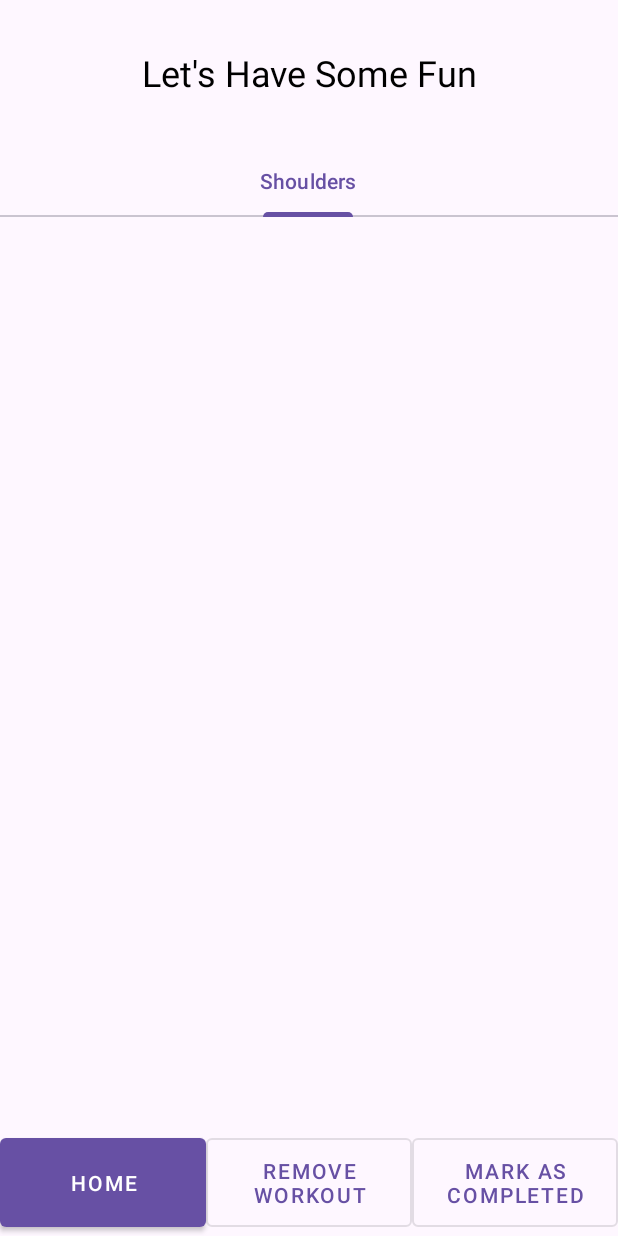
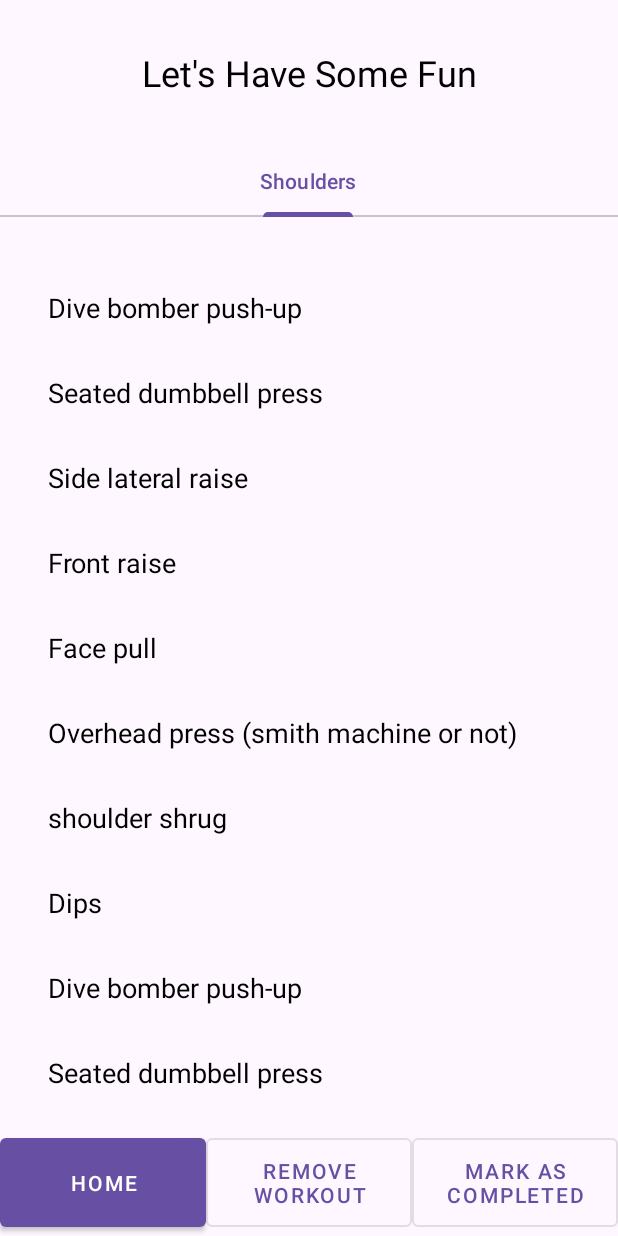
Before and after one commit to PatientoTyaga/workoutPlanner, an Android app: the TodaysWorkoutActivity screen opened directly, with no data from a screen before it, on a phone screen of 412 x 824 dp. Run offline under Robolectric (Android 15) with nearby library versions, the light colour scheme and no system bars.

Commit message:
listview
+added list view of exercises within categories

```diff
--- a/app/src/main/java/com/example/workoutplanner/CategoryFragmentActivity.java
+++ b/app/src/main/java/com/example/workoutplanner/CategoryFragmentActivity.java
@@ -1,11 +1,14 @@
 package com.example.workoutplanner;
 
 import android.os.Bundle;
+import android.util.Log;
 import android.view.LayoutInflater;
 import android.view.View;
 import android.view.ViewGroup;
 
 import androidx.fragment.app.Fragment;
+import androidx.recyclerview.widget.LinearLayoutManager;
+import androidx.recyclerview.widget.RecyclerView;
 
 import java.util.List;
 
@@ -29,7 +32,15 @@ public class CategoryFragmentActivity extends Fragment {
         // Get the list of exercises for the current category
         List<String> exercises = databaseManager.getExercisesForCategory(categoryName);
 
-        // Display the list of exercises in your UI (e.g., using a RecyclerView)
+        if(exercises.isEmpty()) {
+            Log.d("DatabaseManager", "testing in fragment" + exercises);
+        }
+
+        // Set up RecyclerView
+        RecyclerView recyclerView = view.findViewById(R.id.recyclerViewExercises);
+        ExerciseAdapter adapter = new ExerciseAdapter(exercises);
+        recyclerView.setAdapter(adapter);
+        recyclerView.setLayoutManager(new LinearLayoutManager(getActivity()));
 
         // Close the database
         databaseManager.close();
--- a/app/src/main/java/com/example/workoutplanner/DatabaseManager.java
+++ b/app/src/main/java/com/example/workoutplanner/DatabaseManager.java
@@ -7,6 +7,7 @@ import android.database.sqlite.SQLiteDatabase;
 import android.util.Log;
 
 import java.util.ArrayList;
+import java.util.Arrays;
 import java.util.List;
 
 public class DatabaseManager {
@@ -34,6 +35,7 @@ public class DatabaseManager {
 
     public DatabaseManager(Context context) {
         dbHelper = new WorkoutDatabaseHelper(context);
+        initializeDatabase();
     }
 
     public void open() {
@@ -105,6 +107,8 @@ public class DatabaseManager {
         addExercise(new Exercise("shoulder shrug", getCategoryId("Shoulders"), 3, 10));
         addExercise(new Exercise("Dips", getCategoryId("Shoulders"), 3, 10));
 
+        close();
+
     }
 
     private int getCategoryId(String categoryName) {
@@ -138,24 +142,40 @@ public class DatabaseManager {
         return categoryId;
     }
 
+
     // Method to get exercises for a specific category
     public List<String> getExercisesForCategory(String categoryName) {
         List<String> exercisesList = new ArrayList<>();
+        Log.d("DatabaseManager", "CategoryName parameter: " + categoryName);
+
 
         // Query to retrieve exercise names for the given category (case-insensitive)
         String query = "SELECT " + COLUMN_EXERCISE_NAME +
                 " FROM " + TABLE_EXERCISES +
-                " WHERE " + "LOWER(" + COLUMN_CATEGORY_ID_FK + ") = (SELECT " + COLUMN_CATEGORY_ID +
+                " WHERE " + COLUMN_CATEGORY_ID_FK + " = (SELECT " + COLUMN_CATEGORY_ID +
                 " FROM " + TABLE_CATEGORIES +
-                " WHERE LOWER(" + COLUMN_CATEGORY_NAME + ") = ?)";
+                " WHERE " + COLUMN_CATEGORY_NAME + " = ? COLLATE NOCASE)";
+
 
         // Add logging to check the SQL query being executed
         Log.d("DatabaseManager", "Executing query: " + query);
 
         Cursor cursor = database.rawQuery(query, new String[]{categoryName});
 
+        String[] columnNames = cursor.getColumnNames();
+        Log.d("DatabaseManager", "Cursor Columns: " + Arrays.toString(columnNames));
+
         if (cursor.moveToFirst()) {
-            int columnIndex = cursor.getColumnIndex(COLUMN_EXERCISE_NAME);
+            //int columnIndex = cursor.getColumnIndex(COLUMN_EXERCISE_NAME);
+
+            int columnIndex = -1;
+            for (int i = 0; i < cursor.getColumnCount(); i++) {
+                if (cursor.getColumnName(i).equalsIgnoreCase(COLUMN_EXERCISE_NAME)) {
+                    columnIndex = i;
+                    Log.d("DatabaseManager", "Found what i am looking for");
+                    break;
+                }
+            }
 
             // Check if the column index is valid
             if (columnIndex != -1) {
@@ -173,6 +193,7 @@ public class DatabaseManager {
 
         return exercisesList;
     }
+
 
     //the code below is for saving selected categories
     public void saveSelectedCategories(List<String> selectedCategories) {
--- /dev/null
+++ b/app/src/main/java/com/example/workoutplanner/ExerciseAdapter.java
@@ -0,0 +1,48 @@
+package com.example.workoutplanner;
+
+import android.view.LayoutInflater;
+import android.view.View;
+import android.view.ViewGroup;
+import android.widget.TextView;
+
+import androidx.annotation.NonNull;
+import androidx.recyclerview.widget.RecyclerView;
+
+import java.util.List;
+
+public class ExerciseAdapter extends RecyclerView.Adapter<ExerciseAdapter.ExerciseViewHolder> {
+
+    private List<String> exercises;
+
+    public ExerciseAdapter(List<String> exercises) {
+        this.exercises = exercises;
+    }
+
+    @NonNull
+    @Override
+    public ExerciseViewHolder onCreateViewHolder(@NonNull ViewGroup parent, int viewType) {
+        View view = LayoutInflater.from(parent.getContext()).inflate(R.layout.exercise_item, parent, false);
+        return new ExerciseViewHolder(view);
+    }
+
+    @Override
+    public void onBindViewHolder(@NonNull ExerciseViewHolder holder, int position) {
+        String exercise = exercises.get(position);
+        holder.textExerciseName.setText(exercise);
+        // Set other exercise details if needed
+    }
+
+    @Override
+    public int getItemCount() {
+        return exercises.size();
+    }
+
+    public static class ExerciseViewHolder extends RecyclerView.ViewHolder {
+        TextView textExerciseName;
+
+        public ExerciseViewHolder(@NonNull View itemView) {
+            super(itemView);
+            textExerciseName = itemView.findViewById(R.id.textExerciseName);
+        }
+    }
+}
--- a/app/src/main/java/com/example/workoutplanner/MainActivity.java
+++ b/app/src/main/java/com/example/workoutplanner/MainActivity.java
@@ -129,5 +129,4 @@ public class MainActivity extends AppCompatActivity {
     }
 
 
-
 }
--- a/app/src/main/java/com/example/workoutplanner/TodaysWorkoutActivity.java
+++ b/app/src/main/java/com/example/workoutplanner/TodaysWorkoutActivity.java
@@ -76,26 +76,6 @@ public class TodaysWorkoutActivity extends AppCompatActivity {
         return selectedCategories;
     }
 
-    // Method to get exercises for a specific category
-    private List<String> getExercisesForCategory(String categoryName) {
-        List<String> exercisesList = new ArrayList<>();
-
-        // Use the DatabaseManager to retrieve exercises for the given category
-        databaseManager.open();
-
-        // Add logging to check if the correct category is being passed
-        Log.d("TodaysWorkoutActivity", "Getting exercises for category: " + categoryName);
-
-        exercisesList = databaseManager.getExercisesForCategory(categoryName);
-
-        // Add logging to check the result
-        Log.d("TodaysWorkoutActivity", "Exercises for category " + categoryName + ": " + exercisesList);
-
-        databaseManager.close();
-
-        return exercisesList;
-    }
-
     // Method to remove all selected categories from the database
     private void removeSelectedCategoriesFromDatabase() {
         databaseManager.open();
--- /dev/null
+++ b/app/src/main/res/layout/exercise_item.xml
@@ -0,0 +1,17 @@
+<?xml version="1.0" encoding="utf-8"?>
+<LinearLayout xmlns:android="http://schemas.android.com/apk/res/android"
+    android:layout_width="match_parent"
+    android:layout_height="wrap_content"
+    android:orientation="vertical"
+    android:padding="16dp">
+
+    <TextView
+        android:id="@+id/textExerciseName"
+        android:layout_width="wrap_content"
+        android:layout_height="wrap_content"
+        android:textSize="18sp"
+        android:textColor="@android:color/black" />
+
+    <!-- Add more views as needed for exercise details -->
+
+</LinearLayout>
```
